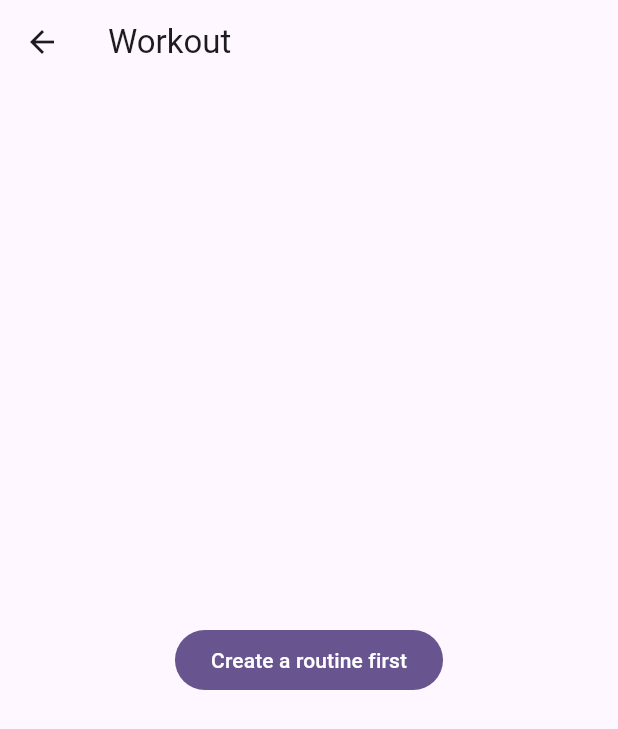
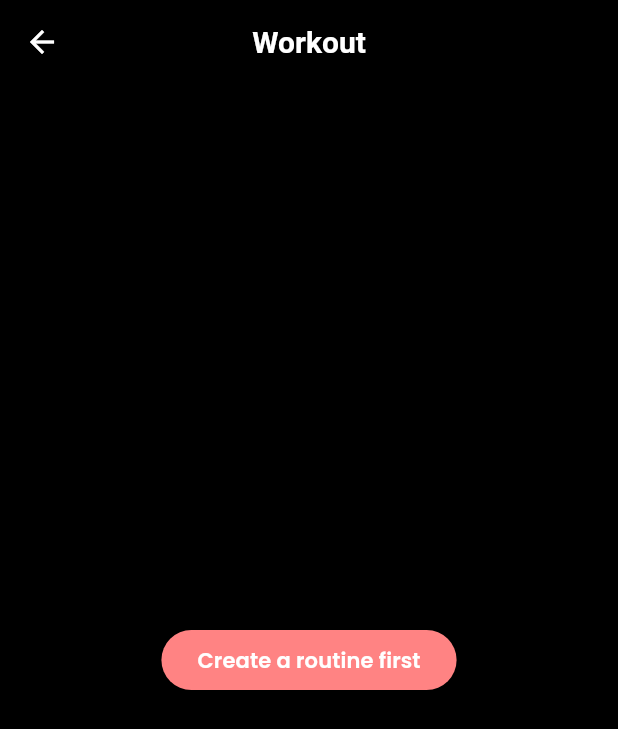
Before and after one commit to AdibOmi/Pump-Fiction, a Flutter app: the WorkoutPage screen opened directly, on a phone screen of 412 x 824 dp. Shown: the top 729 px of the screen. Run offline on Flutter 3.47's test engine with Material 3 defaults, Android fonts, the phone set to English and light mode, and no system bars; our stand-ins replace dio, fl_chart, flutter_riverpod, flutter_secure_storage, get_it, go_router and 4 more; accounts and stored records are empty; generated files the repository leaves out were written again; network calls fail.

Commit message:
Theme and appbar implemented

```diff
--- a/frontend/lib/core/router/app_router.dart
+++ b/frontend/lib/core/router/app_router.dart
@@ -1,5 +1,4 @@
 import 'package:go_router/go_router.dart';
-// no direct material imports required here
 import '../../features/authentication/presentation/pages/login_page.dart';
 import '../../features/authentication/presentation/pages/signup_page.dart';
 import '../../features/profile/presentation/pages/profile_page.dart';
@@ -7,19 +6,30 @@ import '../../features/home/presentation/pages/home_page.dart';
 import '../../features/fitness/presentation/pages/fitness_page.dart';
 import '../../features/marketplace/presentation/pages/marketplace_page.dart';
 import '../../features/social/presentation/pages/social_page.dart';
+import '../../features/chat/presentation/chat.dart';
+import '../widgets/custom_tabbar.dart';
 
 final GoRouter appRouter = GoRouter(
   initialLocation: '/login',
   routes: [
+    // Pages without bottom tab bar
     GoRoute(path: '/login', builder: (context, state) => const LoginPage()),
     GoRoute(path: '/signup', builder: (context, state) => const SignupPage()),
-    GoRoute(path: '/home', builder: (context, state) => const ProfilePage()),
     GoRoute(path: '/profile', builder: (context, state) => const ProfilePage()),
-    GoRoute(path: '/fitness', builder: (context, state) => const FitnessPage()),
-    GoRoute(
-      path: '/marketplace',
-      builder: (context, state) => const MarketplacePage(),
+    GoRoute(path: '/marketplace', builder: (context, state) => const MarketplacePage()),
+
+    // ShellRoute for persistent bottom navigation
+    ShellRoute(
+      builder: (context, state, child) => MainTabScaffold(
+        child: child,
+        currentLocation: state.location,
+      ),
+      routes: [
+        GoRoute(path: '/home', builder: (context, state) => const HomePage()),
+        GoRoute(path: '/fitness', builder: (context, state) => const FitnessPage()),
+        GoRoute(path: '/social', builder: (context, state) => const SocialPage()),
+        GoRoute(path: '/chat', builder: (context, state) => const ChatPage()),
+      ],
     ),
-    GoRoute(path: '/social', builder: (context, state) => const SocialPage()),
   ],
 );
--- /dev/null
+++ b/frontend/lib/core/theme/app_theme.dart
@@ -0,0 +1,200 @@
+import 'package:flutter/material.dart';
+import 'package:google_fonts/google_fonts.dart';
+
+class AppTheme {
+  // 🌑 DARK THEME ----------------------------------------------------------------
+  static final ThemeData darkTheme = ThemeData(
+    brightness: Brightness.dark,
+    scaffoldBackgroundColor: Colors.black,
+    primaryColor: const Color(0xFFFF8383),
+
+    colorScheme: const ColorScheme.dark(
+      primary: Color(0xFFFF8383), // main brand pink
+      secondary: Colors.white70, // subtle text/icons
+      surface: Color(0xFF1E1E1E), // elevated card/sheet background
+      onPrimary: Colors.white, // text/icons on primary
+      onSecondary: Colors.white70, // text/icons on secondary
+      onSurface: Colors.white, // text/icons on surface
+    ),
+
+    appBarTheme: const AppBarTheme(
+      backgroundColor: Colors.black,
+      elevation: 0,
+      centerTitle: true,
+      iconTheme: IconThemeData(color: Colors.white),
+      titleTextStyle: TextStyle(
+        color: Colors.white,
+        fontSize: 20,
+        fontWeight: FontWeight.bold,
+      ),
+    ),
+
+    textTheme: GoogleFonts.poppinsTextTheme(
+      const TextTheme(
+        headlineLarge: TextStyle(
+          fontSize: 32,
+          fontWeight: FontWeight.bold,
+          color: Colors.white,
+        ),
+        headlineMedium: TextStyle(
+          fontSize: 24,
+          fontWeight: FontWeight.w600,
+          color: Colors.white,
+        ),
+        titleLarge: TextStyle(
+          fontSize: 18,
+          fontWeight: FontWeight.w600,
+          color: Colors.white,
+        ),
+        bodyLarge: TextStyle(
+          fontSize: 16,
+          color: Colors.white70,
+        ),
+        bodyMedium: TextStyle(
+          fontSize: 14,
+          color: Colors.white70,
+        ),
+        labelLarge: TextStyle(
+          fontSize: 14,
+          fontWeight: FontWeight.w600,
+          color: Colors.white,
+        ),
+      ),
+    ),
+
+    elevatedButtonTheme: ElevatedButtonThemeData(
+      style: ElevatedButton.styleFrom(
+        backgroundColor: const Color(0xFFFF8383),
+        foregroundColor: Colors.white,
+        textStyle: const TextStyle(
+          fontWeight: FontWeight.bold,
+          fontSize: 16,
+        ),
+        shape: RoundedRectangleBorder(
+          borderRadius: BorderRadius.circular(12),
+        ),
+        padding: const EdgeInsets.symmetric(vertical: 14, horizontal: 20),
+      ),
+    ),
+
+    inputDecorationTheme: InputDecorationTheme(
+      filled: true,
+      fillColor: const Color(0xFF1E1E1E),
+      contentPadding:
+          const EdgeInsets.symmetric(horizontal: 16, vertical: 14),
+      border: OutlineInputBorder(
+        borderRadius: BorderRadius.circular(12),
+        borderSide: BorderSide.none,
+      ),
+      hintStyle: const TextStyle(color: Colors.white54),
+    ),
+
+    bottomNavigationBarTheme: const BottomNavigationBarThemeData(
+      backgroundColor: Colors.black,
+      selectedItemColor: Color(0xFFFF8383),
+      unselectedItemColor: Colors.white70,
+      showUnselectedLabels: true,
+      type: BottomNavigationBarType.fixed,
+    ),
+
+    cardColor: const Color(0xFF1E1E1E),
+  );
+
+  // ☀️ LIGHT THEME ----------------------------------------------------------------
+  static final ThemeData lightTheme = ThemeData(
+    brightness: Brightness.light,
+    scaffoldBackgroundColor: Colors.white,
+    primaryColor: const Color(0xFFFF6079),
+
+    colorScheme: const ColorScheme.light(
+      primary: Color(0xFFFF6079),
+      secondary: Colors.black54,
+      surface: Color(0xFFF6F6F6),
+      onPrimary: Colors.white,
+      onSecondary: Colors.black87,
+      onSurface: Colors.black,
+    ),
+
+    appBarTheme: const AppBarTheme(
+      backgroundColor: Colors.white,
+      elevation: 0,
+      centerTitle: true,
+      iconTheme: IconThemeData(color: Colors.black),
+      titleTextStyle: TextStyle(
+        color: Colors.black,
+        fontSize: 20,
+        fontWeight: FontWeight.bold,
+      ),
+    ),
+
+    textTheme: GoogleFonts.poppinsTextTheme(
+      const TextTheme(
+        headlineLarge: TextStyle(
+          fontSize: 32,
+          fontWeight: FontWeight.bold,
+          color: Colors.black,
+        ),
+        headlineMedium: TextStyle(
+          fontSize: 24,
+          fontWeight: FontWeight.w600,
+          color: Colors.black,
+        ),
+        titleLarge: TextStyle(
+          fontSize: 18,
+          fontWeight: FontWeight.w600,
+          color: Colors.black,
+        ),
+        bodyLarge: TextStyle(
+          fontSize: 16,
+          color: Colors.black87,
+        ),
+        bodyMedium: TextStyle(
+          fontSize: 14,
+          color: Colors.black87,
+        ),
+        labelLarge: TextStyle(
+          fontSize: 14,
+          fontWeight: FontWeight.w600,
+          color: Colors.white,
+        ),
+      ),
+    ),
+
+    elevatedButtonTheme: ElevatedButtonThemeData(
+      style: ElevatedButton.styleFrom(
+        backgroundColor: const Color(0xFFFF6079),
+        foregroundColor: Colors.white,
+        textStyle: const TextStyle(
+          fontWeight: FontWeight.bold,
+          fontSize: 16,
+        ),
+        shape: RoundedRectangleBorder(
+          borderRadius: BorderRadius.circular(12),
+        ),
+        padding: const EdgeInsets.symmetric(vertical: 14, horizontal: 20),
+      ),
+    ),
+
+    inputDecorationTheme: InputDecorationTheme(
+      filled: true,
+      fillColor: const Color(0xFFF2F2F2),
+      contentPadding:
+          const EdgeInsets.symmetric(horizontal: 16, vertical: 14),
+      border: OutlineInputBorder(
+        borderRadius: BorderRadius.circular(12),
+        borderSide: BorderSide.none,
+      ),
+      hintStyle: const TextStyle(color: Colors.black45),
+    ),
+
+    bottomNavigationBarTheme: const BottomNavigationBarThemeData(
+      backgroundColor: Colors.white,
+      selectedItemColor: Color(0xFFFF6079),
+      unselectedItemColor: Colors.black54,
+      showUnselectedLabels: true,
+      type: BottomNavigationBarType.fixed,
+    ),
+
+    cardColor: Colors.white,
+  );
+}
```
Also changed, not shown: frontend/lib/core/widgets/custom_tabbar.dart (added, +58 -0 lines), frontend/lib/features/chat/presentation/chat.dart (added, +12 -0 lines), frontend/lib/features/settings/settings.dart (added, +79 -0 lines), frontend/lib/main.dart (+14 -110 lines), frontend/lib/features/settings/presentation/pages/settings.dart (added).
